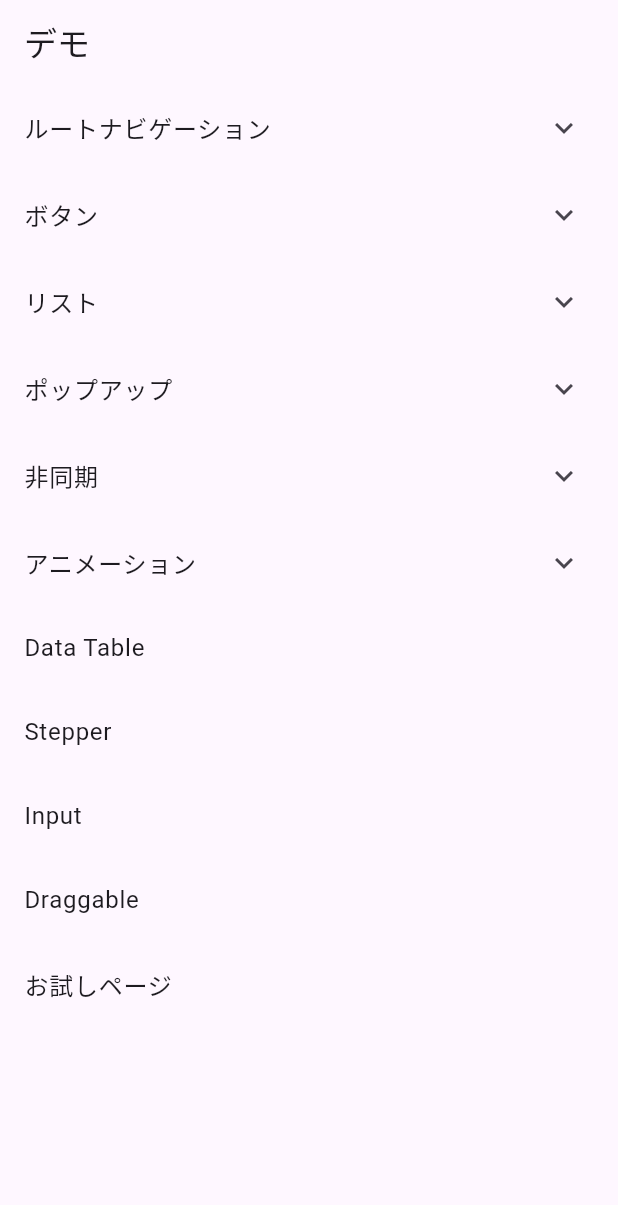
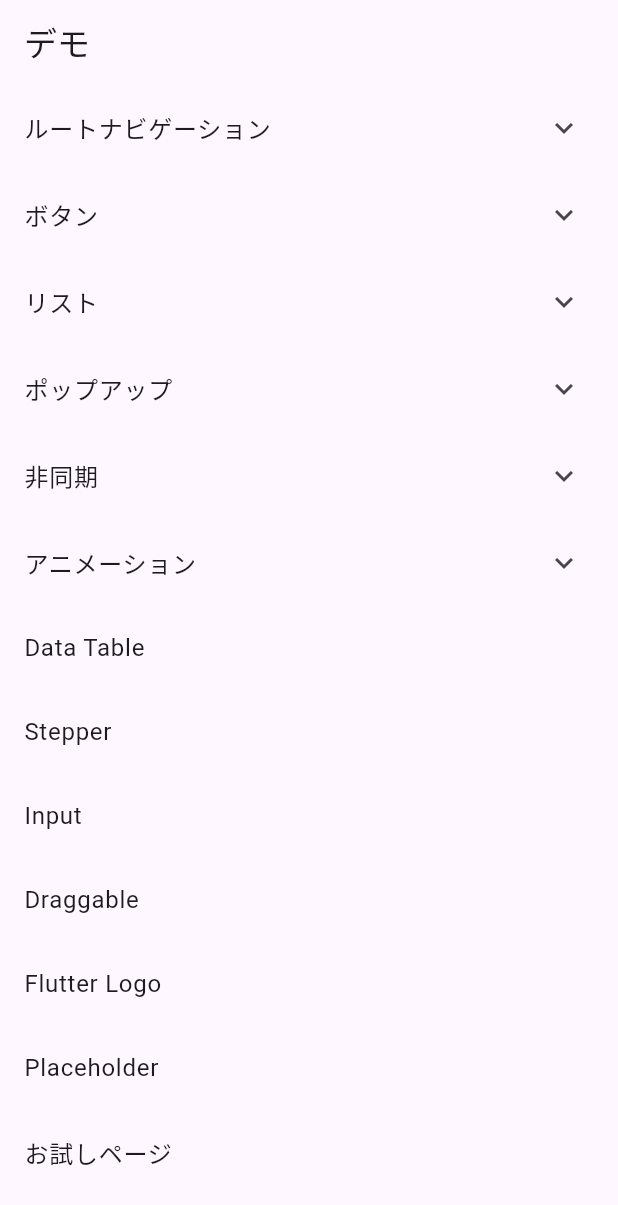
Before and after one commit to cotlra/flutter-ui-sample, a Flutter app: the screen it shows after launch, on a phone screen of 412 x 824 dp. Shown: the top 1205 px of the screen. Run offline on Flutter 3.47's test engine with Material 3 defaults, Android fonts, the light colour scheme and no system bars.

Commit message:
Flutter LogoとPlaceholderページ追加、ワークフロー削除

```diff
--- a/lib/main.dart
+++ b/lib/main.dart
@@ -9,8 +9,10 @@ import 'package:ui_sample/page/button/icon_button_page.dart';
 import 'package:ui_sample/page/button/segmented_button_page.dart';
 import 'package:ui_sample/page/button/toggle_buttons_page.dart';
 import 'package:ui_sample/page/draggable_page.dart';
+import 'package:ui_sample/page/flutter_logo_page.dart';
 import 'package:ui_sample/page/input_page.dart';
 import 'package:ui_sample/page/list/list_view_page.dart';
+import 'package:ui_sample/page/placeholder_page.dart';
 import 'package:ui_sample/page/pop_up/menu_anchor_page.dart';
 import 'package:ui_sample/page/pop_up/tooltip_page.dart';
 import 'package:ui_sample/page/root_navigation/bottom_app_bar_page.dart';
@@ -226,6 +228,16 @@ class MyApp extends StatelessWidget {
         page: const DraggablePage(title: 'Draggable'),
       ),
       PageInfo(
+        pageName: 'Flutter Logo',
+        pageRoute: '/flutterLogo',
+        page: const FlutterLogoPage(title: 'Flutter Logo'),
+      ),
+      PageInfo(
+        pageName: 'Placeholder',
+        pageRoute: '/placeholder',
+        page: const PlaceholderPage(title: 'placeholder'),
+      ),
+      PageInfo(
         pageName: 'お試しページ',
         pageRoute: '/free',
         page: const FreePage(title: 'お試しページ'),
```
Also changed, not shown: lib/page/flutter_logo_page.dart (added, +24 -0 lines), lib/page/placeholder_page.dart (added, +22 -0 lines), 1 other file.
